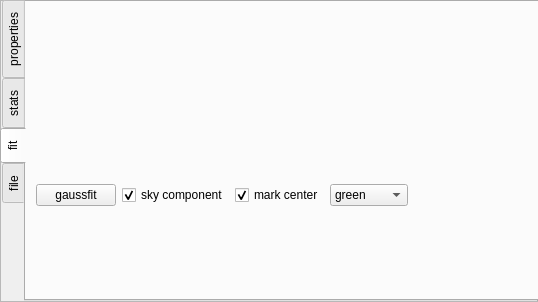
First picture: the form in swig/code/display/implement/region/QtRegionState.ui, repository radio-astro/casa, before the edit.
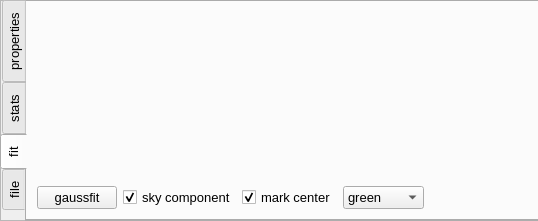
Second picture: the form after the edit. The open tabs and pages were chosen to show the change.

```diff
--- a/swig/code/display/implement/region/QtRegionState.ui
+++ b/swig/code/display/implement/region/QtRegionState.ui
@@ -7,7 +7,7 @@
     <x>0</x>
     <y>0</y>
     <width>538</width>
-    <height>302</height>
+    <height>221</height>
    </rect>
   </property>
   <property name="windowTitle">
@@ -28,9 +28,14 @@
      <x>0</x>
      <y>0</y>
      <width>541</width>
-     <height>301</height>
+     <height>221</height>
     </rect>
    </property>
+   <property name="font">
+    <font>
+     <pointsize>10</pointsize>
+    </font>
+   </property>
    <property name="tabPosition">
     <enum>QTabWidget::West</enum>
    </property>
@@ -1189,8 +1194,8 @@
       <rect>
        <x>10</x>
        <y>180</y>
-       <width>404</width>
-       <height>27</height>
+       <width>439</width>
+       <height>32</height>
       </rect>
      </property>
      <layout class="QHBoxLayout" name="horizontalLayout_3">
```
Left out of the diff: 2 changed lines with no effect on the pictures.
